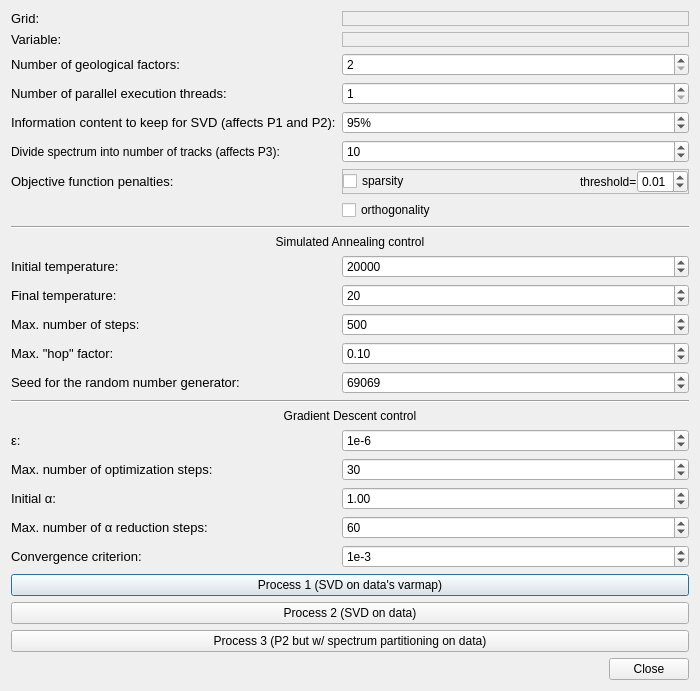
First picture: the form in imagejockey/vardecomp/variographicdecompositiondialog.ui, repository PauloCarvalhoRJ/gammaray, before the edit.
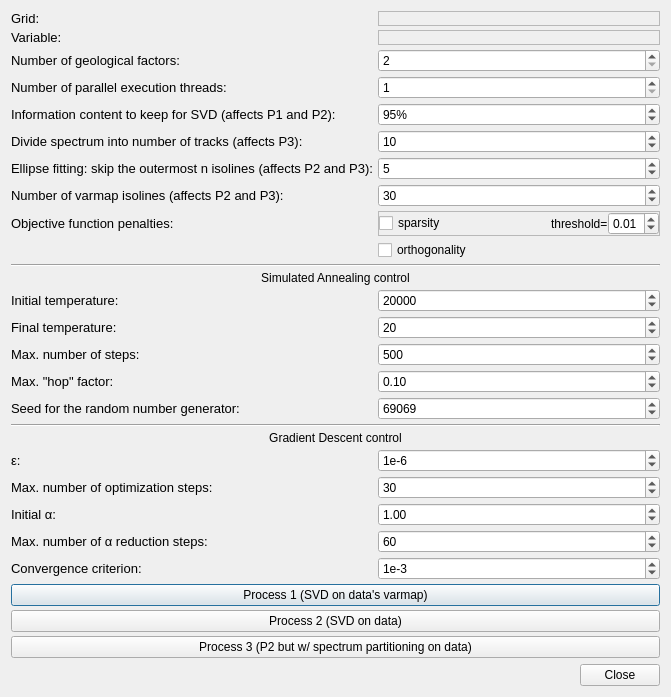
Second picture: the form after the edit.

Commit message: Variographic Decomposition: Process 3: more configurable parameters.

```diff
--- a/imagejockey/vardecomp/variographicdecompositiondialog.ui
+++ b/imagejockey/vardecomp/variographicdecompositiondialog.ui
@@ -6,8 +6,8 @@
    <rect>
     <x>0</x>
     <y>0</y>
-    <width>700</width>
-    <height>652</height>
+    <width>671</width>
+    <height>643</height>
    </rect>
   </property>
   <property name="windowTitle">
@@ -16,7 +16,33 @@
   <layout class="QVBoxLayout" name="verticalLayout">
    <item>
     <layout class="QGridLayout" name="gridLayout">
-     <item row="18" column="0" colspan="2">
+     <property name="spacing">
+      <number>4</number>
+     </property>
+     <item row="5" column="1">
+      <widget class="QSpinBox" name="spinNumberOfSpectrumTracks">
+       <property name="minimum">
+        <number>5</number>
+       </property>
+       <property name="maximum">
+        <number>100</number>
+       </property>
+       <property name="singleStep">
+        <number>5</number>
+       </property>
+       <property name="value">
+        <number>10</number>
+       </property>
+      </widget>
+     </item>
+     <item row="21" column="0">
+      <widget class="QLabel" name="label_4">
+       <property name="text">
+        <string>&lt;html&gt;&lt;head/&gt;&lt;body&gt;&lt;p&gt;&lt;span style=&quot; font-family:'Verdana,Arial,Tahoma,Calibri,Geneva,sans-serif'; font-size:13px;&quot;&gt;&amp;epsilon;:&lt;/span&gt;&lt;/p&gt;&lt;/body&gt;&lt;/html&gt;</string>
+       </property>
+      </widget>
+     </item>
+     <item row="20" column="0" colspan="2">
       <widget class="QLabel" name="label_9">
        <property name="text">
         <string>Gradient Descent control</string>
@@ -26,7 +52,7 @@
        </property>
       </widget>
      </item>
-     <item row="22" column="1">
+     <item row="24" column="1">
       <widget class="QSpinBox" name="spinMaxStepsAlphaReduction">
        <property name="minimum">
         <number>1</number>
@@ -42,7 +68,7 @@
        </property>
       </widget>
      </item>
-     <item row="23" column="1">
+     <item row="25" column="1">
       <widget class="QSpinBox" name="spinConvergenceCriterion">
        <property name="prefix">
         <string>1e</string>
@@ -58,7 +84,7 @@
        </property>
       </widget>
      </item>
-     <item row="14" column="1">
+     <item row="16" column="1">
       <widget class="QSpinBox" name="spinMaxStepsSA">
        <property name="minimum">
         <number>5</number>
@@ -74,21 +100,21 @@
        </property>
       </widget>
      </item>
-     <item row="22" column="0">
+     <item row="24" column="0">
       <widget class="QLabel" name="label_7">
        <property name="text">
         <string>&lt;html&gt;&lt;head/&gt;&lt;body&gt;&lt;p&gt;&lt;span style=&quot; font-family:'Verdana,Arial,Tahoma,Calibri,Geneva,sans-serif'; font-size:13px;&quot;&gt;Max. number of α reduction steps:&lt;/span&gt;&lt;/p&gt;&lt;/body&gt;&lt;/html&gt;</string>
        </property>
       </widget>
      </item>
-     <item row="16" column="0">
+     <item row="18" column="0">
       <widget class="QLabel" name="label_15">
        <property name="text">
         <string>&lt;html&gt;&lt;head/&gt;&lt;body&gt;&lt;p&gt;&lt;span style=&quot; font-family:'Verdana,Arial,Tahoma,Calibri,Geneva,sans-serif'; font-size:13px;&quot;&gt;Seed for the random number generator:&lt;/span&gt;&lt;/p&gt;&lt;/body&gt;&lt;/html&gt;</string>
        </property>
       </widget>
      </item>
-     <item row="10" column="0" colspan="2">
+     <item row="12" column="0" colspan="2">
       <widget class="QLabel" name="label_10">
        <property name="text">
         <string>Simulated Annealing control</string>
@@ -98,14 +124,14 @@
        </property>
       </widget>
      </item>
-     <item row="13" column="0">
+     <item row="15" column="0">
       <widget class="QLabel" name="label_12">
        <property name="text">
         <string>&lt;html&gt;&lt;head/&gt;&lt;body&gt;&lt;p&gt;&lt;span style=&quot; font-family:'Verdana,Arial,Tahoma,Calibri,Geneva,sans-serif'; font-size:13px;&quot;&gt;Final temperature:&lt;/span&gt;&lt;/p&gt;&lt;/body&gt;&lt;/html&gt;</string>
        </property>
       </widget>
      </item>
-     <item row="15" column="1">
+     <item row="17" column="1">
       <widget class="QDoubleSpinBox" name="spinMaxHopFactor">
        <property name="minimum">
         <double>0.010000000000000</double>
@@ -121,14 +147,14 @@
        </property>
       </widget>
      </item>
-     <item row="9" column="0" colspan="2">
+     <item row="11" column="0" colspan="2">
       <widget class="Line" name="line">
        <property name="orientation">
         <enum>Qt::Horizontal</enum>
        </property>
       </widget>
      </item>
-     <item row="14" column="0">
+     <item row="16" column="0">
       <widget class="QLabel" name="label_13">
        <property name="text">
         <string>&lt;html&gt;&lt;head/&gt;&lt;body&gt;&lt;p&gt;&lt;span style=&quot; font-family:'Verdana,Arial,Tahoma,Calibri,Geneva,sans-serif'; font-size:13px;&quot;&gt;Max. number of steps:&lt;/span&gt;&lt;/p&gt;&lt;/body&gt;&lt;/html&gt;</string>
@@ -142,14 +168,14 @@
        </property>
       </widget>
      </item>
-     <item row="12" column="0">
+     <item row="14" column="0">
       <widget class="QLabel" name="label_11">
        <property name="text">
         <string>&lt;html&gt;&lt;head/&gt;&lt;body&gt;&lt;p&gt;&lt;span style=&quot; font-family:'Verdana,Arial,Tahoma,Calibri,Geneva,sans-serif'; font-size:13px;&quot;&gt;Initial temperature:&lt;/span&gt;&lt;/p&gt;&lt;/body&gt;&lt;/html&gt;</string>
        </property>
       </widget>
      </item>
-     <item row="16" column="1">
+     <item row="18" column="1">
       <widget class="QSpinBox" name="spinSeed">
        <property name="minimum">
         <number>1</number>
@@ -162,7 +188,7 @@
        </property>
       </widget>
      </item>
-     <item row="13" column="1">
+     <item row="15" column="1">
       <widget class="QSpinBox" name="spinFinalTemperature">
        <property name="minimum">
         <number>1</number>
@@ -178,28 +204,28 @@
        </property>
       </widget>
      </item>
-     <item row="17" column="0" colspan="2">
+     <item row="19" column="0" colspan="2">
       <widget class="Line" name="line_2">
        <property name="orientation">
         <enum>Qt::Horizontal</enum>
        </property>
       </widget>
      </item>
-     <item row="19" column="0">
-      <widget class="QLabel" name="label_4">
+     <item row="26" column="0" colspan="2">
+      <widget class="QPushButton" name="btnProcess">
        <property name="text">
-        <string>&lt;html&gt;&lt;head/&gt;&lt;body&gt;&lt;p&gt;&lt;span style=&quot; font-family:'Verdana,Arial,Tahoma,Calibri,Geneva,sans-serif'; font-size:13px;&quot;&gt;&amp;epsilon;:&lt;/span&gt;&lt;/p&gt;&lt;/body&gt;&lt;/html&gt;</string>
+        <string>Process 1 (SVD on data's varmap)</string>
        </property>
       </widget>
      </item>
-     <item row="7" column="1">
+     <item row="9" column="1">
       <widget class="QCheckBox" name="chkEnableOrthogonalityPenalty">
        <property name="text">
         <string>orthogonality</string>
        </property>
       </widget>
      </item>
-     <item row="12" column="1">
+     <item row="14" column="1">
       <widget class="QSpinBox" name="spinInitialTemperature">
        <property name="minimum">
         <number>20</number>
@@ -241,7 +267,7 @@
        </property>
       </widget>
      </item>
-     <item row="21" column="1">
+     <item row="23" column="1">
       <widget class="QDoubleSpinBox" name="spinInitialAlpha">
        <property name="minimum">
         <double>0.010000000000000</double>
@@ -254,14 +280,14 @@
        </property>
       </widget>
      </item>
-     <item row="6" column="0">
+     <item row="8" column="0">
       <widget class="QLabel" name="label_18">
        <property name="text">
         <string>&lt;html&gt;&lt;head/&gt;&lt;body&gt;&lt;p&gt;&lt;span style=&quot; font-family:'Verdana,Arial,Tahoma,Calibri,Geneva,sans-serif'; font-size:13px;&quot;&gt;Objective function penalties:&lt;/span&gt;&lt;/p&gt;&lt;/body&gt;&lt;/html&gt;</string>
        </property>
       </widget>
      </item>
-     <item row="20" column="1">
+     <item row="22" column="1">
       <widget class="QSpinBox" name="spinMaxSteps">
        <property name="minimum">
         <number>1</number>
@@ -291,21 +317,21 @@
        </property>
       </widget>
      </item>
-     <item row="20" column="0">
+     <item row="22" column="0">
       <widget class="QLabel" name="label_6">
        <property name="text">
         <string>&lt;html&gt;&lt;head/&gt;&lt;body&gt;&lt;p&gt;&lt;span style=&quot; font-family:'Verdana,Arial,Tahoma,Calibri,Geneva,sans-serif'; font-size:13px;&quot;&gt;Max. number of optimization steps:&lt;/span&gt;&lt;/p&gt;&lt;/body&gt;&lt;/html&gt;</string>
        </property>
       </widget>
      </item>
-     <item row="15" column="0">
+     <item row="17" column="0">
       <widget class="QLabel" name="label_14">
        <property name="text">
         <string>&lt;html&gt;&lt;head/&gt;&lt;body&gt;&lt;p&gt;&lt;span style=&quot; font-family:'Verdana,Arial,Tahoma,Calibri,Geneva,sans-serif'; font-size:13px;&quot;&gt;Max. &quot;hop&quot; factor:&lt;/span&gt;&lt;/p&gt;&lt;/body&gt;&lt;/html&gt;</string>
        </property>
       </widget>
      </item>
-     <item row="23" column="0">
+     <item row="25" column="0">
       <widget class="QLabel" name="label_8">
        <property name="text">
         <string>&lt;html&gt;&lt;head/&gt;&lt;body&gt;&lt;p&gt;&lt;span style=&quot; font-family:'Verdana,Arial,Tahoma,Calibri,Geneva,sans-serif'; font-size:13px;&quot;&gt;Convergence criterion:&lt;/span&gt;&lt;/p&gt;&lt;/body&gt;&lt;/html&gt;</string>
@@ -369,7 +395,7 @@
        </property>
       </widget>
      </item>
-     <item row="19" column="1">
+     <item row="21" column="1">
       <widget class="QSpinBox" name="spinLogEpsilon">
        <property name="prefix">
         <string>1e</string>
@@ -385,28 +411,21 @@
        </property>
       </widget>
      </item>
-     <item row="21" column="0">
+     <item row="23" column="0">
       <widget class="QLabel" name="label_5">
        <property name="text">
         <string>&lt;html&gt;&lt;head/&gt;&lt;body&gt;&lt;p&gt;&lt;span style=&quot; font-family:'Verdana,Arial,Tahoma,Calibri,Geneva,sans-serif'; font-size:13px;&quot;&gt;Initial α:&lt;/span&gt;&lt;/p&gt;&lt;/body&gt;&lt;/html&gt;</string>
        </property>
       </widget>
      </item>
-     <item row="24" column="0" colspan="2">
-      <widget class="QPushButton" name="btnProcess">
-       <property name="text">
-        <string>Process 1 (SVD on data's varmap)</string>
-       </property>
-      </widget>
-     </item>
-     <item row="25" column="0" colspan="2">
+     <item row="27" column="0" colspan="2">
       <widget class="QPushButton" name="btnProcessSVDonOriginalData">
        <property name="text">
         <string>Process 2 (SVD on data)</string>
        </property>
       </widget>
      </item>
-     <item row="6" column="1">
+     <item row="8" column="1">
       <widget class="QFrame" name="frame">
        <property name="sizePolicy">
         <sizepolicy hsizetype="Preferred" vsizetype="Preferred">
@@ -469,33 +488,57 @@
        </layout>
       </widget>
      </item>
-     <item row="26" column="0" colspan="2">
+     <item row="28" column="0" colspan="2">
       <widget class="QPushButton" name="btnProcess3">
        <property name="text">
         <string>Process 3 (P2 but w/ spectrum partitioning on data)</string>
        </property>
       </widget>
      </item>
+     <item row="6" column="1">
+      <widget class="QSpinBox" name="spinSkipOuterNIsolinesEllipseFitting">
+       <property name="maximum">
+        <number>50</number>
+       </property>
+       <property name="value">
+        <number>5</number>
+       </property>
+      </widget>
+     </item>
+     <item row="6" column="0">
+      <widget class="QLabel" name="label_21">
+       <property name="text">
+        <string>&lt;html&gt;&lt;head/&gt;&lt;body&gt;&lt;p&gt;&lt;span style=&quot; font-family:'Verdana,Arial,Tahoma,Calibri,Geneva,sans-serif'; font-size:13px;&quot;&gt;Ellipse fitting: skip the outermost n isolines (affects P2 and P3):&lt;/span&gt;&lt;/p&gt;&lt;/body&gt;&lt;/html&gt;</string>
+       </property>
+      </widget>
+     </item>
      <item row="5" column="0">
       <widget class="QLabel" name="label_20">
        <property name="text">
-        <string>Divide spectrum into number of tracks (affects P3):</string>
+        <string>&lt;html&gt;&lt;head/&gt;&lt;body&gt;&lt;p&gt;&lt;span style=&quot; font-family:'Verdana,Arial,Tahoma,Calibri,Geneva,sans-serif'; font-size:13px;&quot;&gt;Divide spectrum into number of tracks (affects P3):&lt;/span&gt;&lt;/p&gt;&lt;/body&gt;&lt;/html&gt;</string>
        </property>
       </widget>
      </item>
-     <item row="5" column="1">
-      <widget class="QSpinBox" name="spinNumberOfSpectrumTracks">
+     <item row="7" column="0">
+      <widget class="QLabel" name="label_22">
+       <property name="text">
+        <string>&lt;html&gt;&lt;head/&gt;&lt;body&gt;&lt;p&gt;&lt;span style=&quot; font-family:'Verdana,Arial,Tahoma,Calibri,Geneva,sans-serif'; font-size:13px;&quot;&gt;Number of varmap isolines (affects P2 and P3):&lt;/span&gt;&lt;/p&gt;&lt;/body&gt;&lt;/html&gt;</string>
+       </property>
+      </widget>
+     </item>
+     <item row="7" column="1">
+      <widget class="QSpinBox" name="spinNumberOfIsolines">
        <property name="minimum">
         <number>5</number>
        </property>
        <property name="maximum">
-        <number>100</number>
+        <number>200</number>
        </property>
        <property name="singleStep">
         <number>5</number>
        </property>
        <property name="value">
-        <number>10</number>
+        <number>30</number>
        </property>
       </widget>
      </item>
```
The commit also changes 3 other files.
